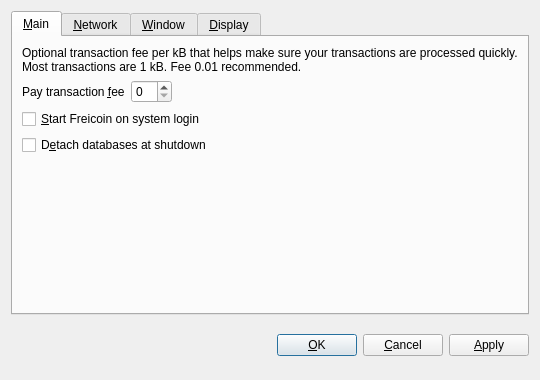
Qt form src/qt/forms/optionsdialog.ui (fabcoin-project/fabcoin) before a commit.
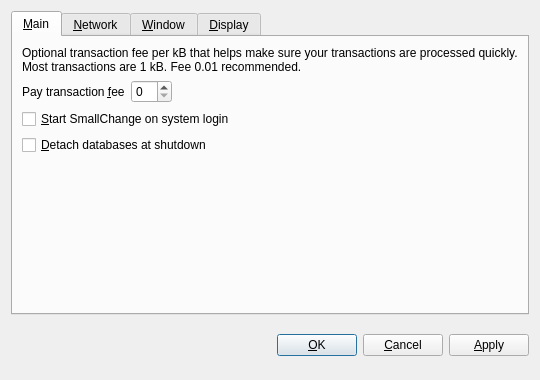
The same form after that commit. The open tabs and pages were chosen to show the change. Custom widgets are drawn as their Qt base class.

Patch:
```diff
--- a/src/qt/forms/optionsdialog.ui
+++ b/src/qt/forms/optionsdialog.ui
@@ -82,7 +82,7 @@
           <string>Automatically start Freicoin after logging in to the system.</string>
          </property>
          <property name="text">
-          <string>&amp;Start Freicoin on system login</string>
+          <string>&amp;Start SmallChange on system login</string>
          </property>
         </widget>
        </item>
@@ -92,7 +92,7 @@
           <string>Detach block and address databases at shutdown. This means they can be moved to another data directory, but it slows down shutdown. The wallet is always detached.</string>
          </property>
          <property name="text">
-          <string>D&amp;etach databases at shutdown</string>
+          <string>&amp;Detach databases at shutdown</string>
          </property>
         </widget>
        </item>
```
Left out of the diff: 32 changed lines with no effect on the pictures.
